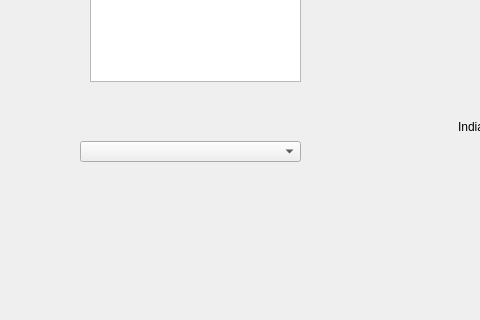
Qt form ProjectHiawatha/gameoptions.ui (Alex-BusNet/ProjectHiawatha) before a commit; both pictures show x 0 to 480 and y 149 to 469 of the 798 by 469 pixel window.
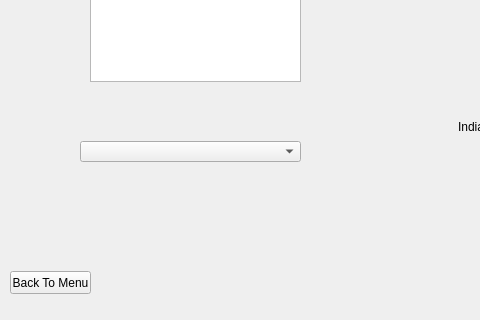
The same form after that commit.

```diff
--- a/ProjectHiawatha/gameoptions.ui
+++ b/ProjectHiawatha/gameoptions.ui
@@ -91,6 +91,19 @@
     </rect>
    </property>
   </widget>
+  <widget class="QPushButton" name="pushButton_2">
+   <property name="geometry">
+    <rect>
+     <x>10</x>
+     <y>420</y>
+     <width>81</width>
+     <height>23</height>
+    </rect>
+   </property>
+   <property name="text">
+    <string>Back To Menu</string>
+   </property>
+  </widget>
  </widget>
  <resources/>
  <connections>
```
